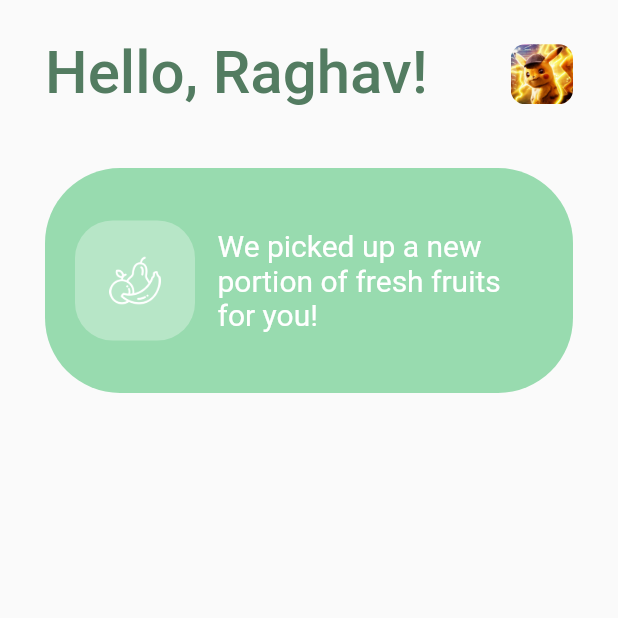
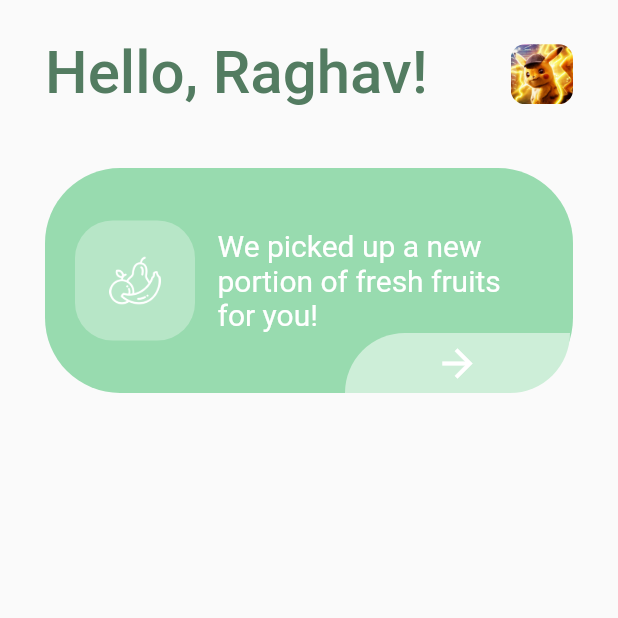
Before and after one commit to KeshavJ0shi/fruits_delivery, a Flutter app: the screen it shows after launch, on a phone screen of 412 x 824 dp, the top half of it. Run offline on Flutter 3.47's test engine with Material 2 defaults, Android fonts, the phone set to English and light mode, and no system bars.

```diff
--- a/lib/main.dart
+++ b/lib/main.dart
@@ -77,6 +77,32 @@ class MyApp extends StatelessWidget {
                         ],
                       ),
                     ),
+                    Positioned(
+                      top: 110,
+                      left: 200,
+                      child: GestureDetector(
+                        onTap: () {
+                          print('2nd Layer Button Tapped');
+                        },
+                        child: ClipRRect(
+                          borderRadius: BorderRadius.only(
+                              bottomRight: Radius.circular(50),
+                              topLeft: Radius.circular(50)),
+                          child: Container(
+                            height: 40,
+                            width: 150,
+                            child: Icon(
+                              Icons.arrow_forward,
+                              size: 30,
+                              color: Colors.white,
+                            ),
+                            decoration: BoxDecoration(
+                              color: Color(0xFFCDEED8),
+                            ),
+                          ),
+                        ),
+                      ),
+                    ),
                   ],
                 ),
               ),
```
